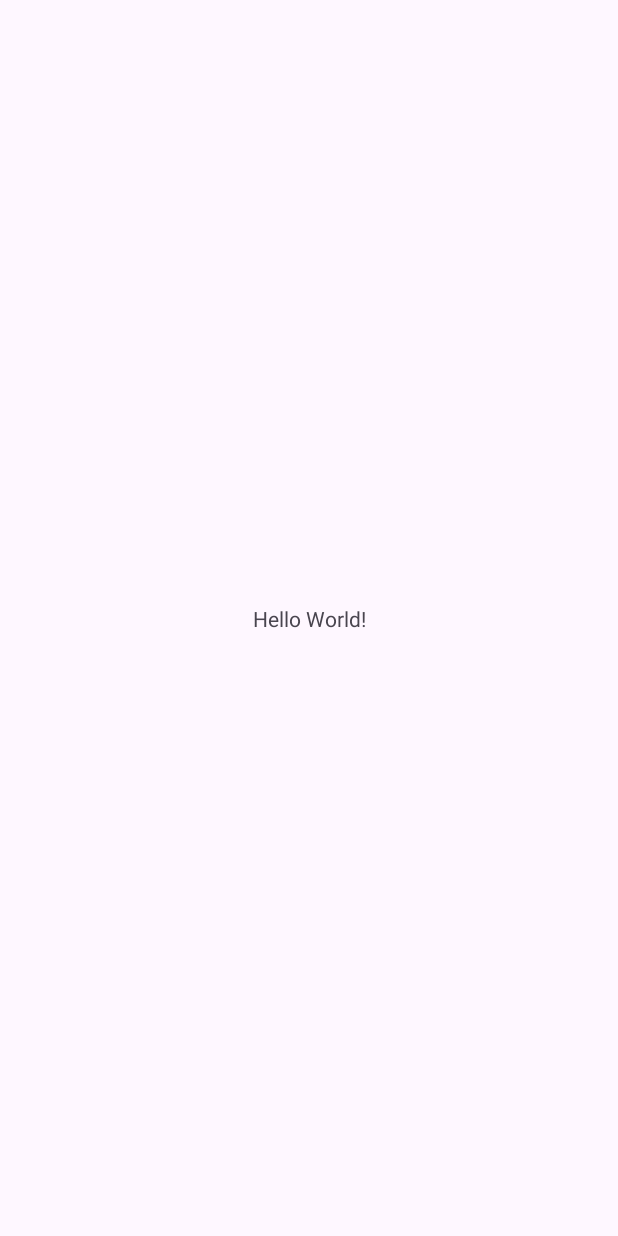
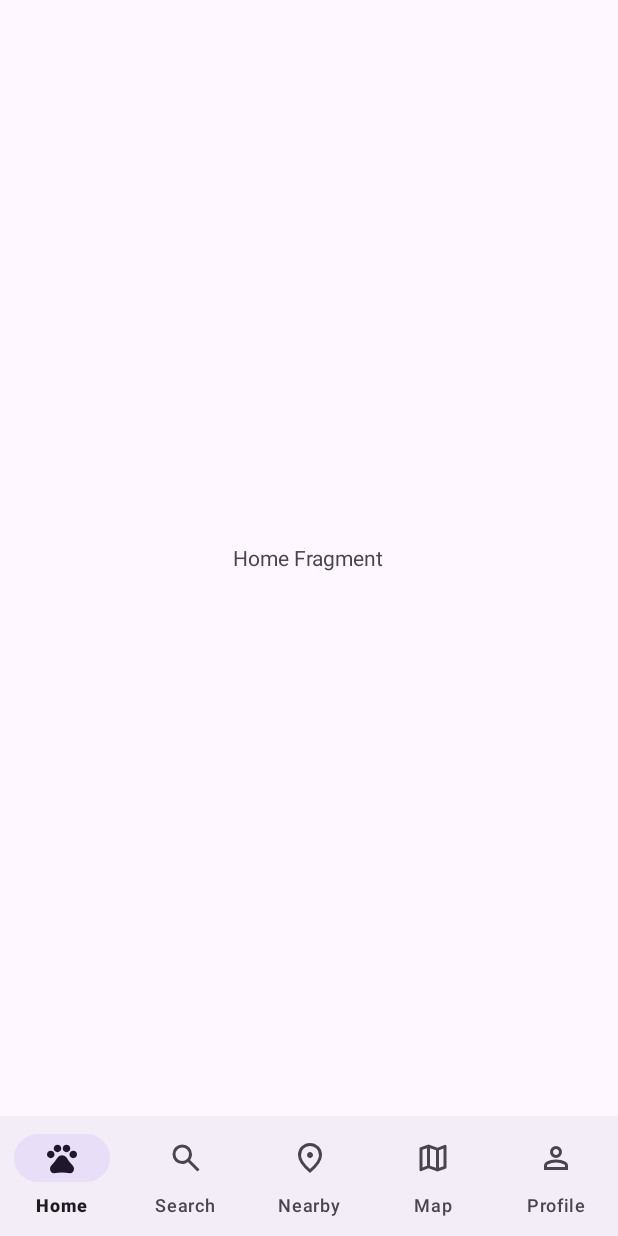
Before and after one commit to petopiaaa/Petopiaaa, an Android app: the screen it shows after launch (MainActivity), on a phone screen of 412 x 824 dp. Before the commit the screen is almost empty. Run offline under Robolectric (Android 15) with nearby library versions, the phone set to English and light mode, and no system bars.

Commit message:
네비게이션바
네비게이션바

```diff
--- a/app/build.gradle.kts
+++ b/app/build.gradle.kts
@@ -45,3 +45,7 @@ dependencies {
     androidTestImplementation("androidx.test.ext:junit:1.2.1")
     androidTestImplementation("androidx.test.espresso:espresso-core:3.6.1")
 }
+
+dependencies {
+    implementation("com.google.android.material:material:1.9.0")
+}
--- a/app/src/main/java/edu/sswu/petopia/MainActivity.kt
+++ b/app/src/main/java/edu/sswu/petopia/MainActivity.kt
@@ -1,11 +1,42 @@
 package edu.sswu.petopia
 
+import android.os.Bundle
 import androidx.appcompat.app.AppCompatActivity
-import android.os.Bundle
+import com.google.android.material.bottomnavigation.BottomNavigationView
+import edu.sswu.petopia.fragment.*
+
 
 class MainActivity : AppCompatActivity() {
+
     override fun onCreate(savedInstanceState: Bundle?) {
         super.onCreate(savedInstanceState)
         setContentView(R.layout.activity_main)
+
+        setupNavigationBar()
+    }
+
+    private fun setupNavigationBar() {
+        val bottomNavigationView = findViewById<BottomNavigationView>(R.id.bottom_navigation)
+
+        supportFragmentManager.beginTransaction()
+            .replace(R.id.fragment_container, HomeFragment())
+            .commit()
+
+        bottomNavigationView.setOnItemSelectedListener { item ->
+            val selectedFragment = when (item.itemId) {
+                R.id.menu_home -> HomeFragment()
+                R.id.menu_search -> SearchFragment()
+                R.id.menu_nearby -> NearbyFragment()
+                R.id.menu_map -> MapFragment()
+                R.id.menu_profile -> ProfileFragment()
+                else -> HomeFragment()
+            }
+
+            supportFragmentManager.beginTransaction()
+                .replace(R.id.fragment_container, selectedFragment)
+                .commit()
+
+            true
+        }
     }
 }
--- /dev/null
+++ b/app/src/main/java/edu/sswu/petopia/fragment/HomeFragment.kt
@@ -0,0 +1,18 @@
+package edu.sswu.petopia.fragment
+
+import android.os.Bundle
+import androidx.fragment.app.Fragment
+import android.view.LayoutInflater
+import android.view.View
+import android.view.ViewGroup
+import edu.sswu.petopia.R
+
+class HomeFragment : Fragment() {
+    override fun onCreateView(
+        inflater: LayoutInflater, container: ViewGroup?,
+        savedInstanceState: Bundle?
+    ): View? {
+        // fragment_home.xml 레이아웃과 연결
+        return inflater.inflate(R.layout.fragment_home, container, false)
+    }
+}
--- /dev/null
+++ b/app/src/main/res/drawable/ic_home.xml
@@ -0,0 +1,9 @@
+<vector xmlns:android="http://schemas.android.com/apk/res/android"
+    android:width="24dp"
+    android:height="24dp"
+    android:viewportWidth="960"
+    android:viewportHeight="960">
+  <path
+      android:pathData="M180,485q-42,0 -71,-29t-29,-71q0,-42 29,-71t71,-29q42,0 71,29t29,71q0,42 -29,71t-71,29ZM360,325q-42,0 -71,-29t-29,-71q0,-42 29,-71t71,-29q42,0 71,29t29,71q0,42 -29,71t-71,29ZM600,325q-42,0 -71,-29t-29,-71q0,-42 29,-71t71,-29q42,0 71,29t29,71q0,42 -29,71t-71,29ZM780,485q-42,0 -71,-29t-29,-71q0,-42 29,-71t71,-29q42,0 71,29t29,71q0,42 -29,71t-71,29ZM266,885q-45,0 -75.5,-34.5T160,769q0,-52 35.5,-91t70.5,-77q29,-31 50,-67.5t50,-68.5q22,-26 51,-43t63,-17q34,0 63,16t51,42q28,32 49.5,69t50.5,69q35,38 70.5,77t35.5,91q0,47 -30.5,81.5T694,885q-54,0 -107,-9t-107,-9q-54,0 -107,9t-107,9Z"
+      android:fillColor="#434343"/>
+</vector>
--- /dev/null
+++ b/app/src/main/res/drawable/ic_map.xml
@@ -0,0 +1,9 @@
+<vector xmlns:android="http://schemas.android.com/apk/res/android"
+    android:width="24dp"
+    android:height="24dp"
+    android:viewportWidth="960"
+    android:viewportHeight="960">
+  <path
+      android:pathData="m600,840 l-240,-84 -186,72q-20,8 -37,-4.5T120,790v-560q0,-13 7.5,-23t20.5,-15l212,-72 240,84 186,-72q20,-8 37,4.5t17,33.5v560q0,13 -7.5,23T812,768l-212,72ZM560,742v-468l-160,-56v468l160,56ZM640,742 L760,702v-474l-120,46v468ZM200,732 L320,686v-468l-120,40v474ZM640,274v468,-468ZM320,218v468,-468Z"
+      android:fillColor="#434343"/>
+</vector>
--- /dev/null
+++ b/app/src/main/res/drawable/ic_nearby.xml
@@ -0,0 +1,9 @@
+<vector xmlns:android="http://schemas.android.com/apk/res/android"
+    android:width="24dp"
+    android:height="24dp"
+    android:viewportWidth="960"
+    android:viewportHeight="960">
+  <path
+      android:pathData="M480,480q33,0 56.5,-23.5T560,400q0,-33 -23.5,-56.5T480,320q-33,0 -56.5,23.5T400,400q0,33 23.5,56.5T480,480ZM480,774q122,-112 181,-203.5T720,408q0,-109 -69.5,-178.5T480,160q-101,0 -170.5,69.5T240,408q0,71 59,162.5T480,774ZM480,880Q319,743 239.5,625.5T160,408q0,-150 96.5,-239T480,80q127,0 223.5,89T800,408q0,100 -79.5,217.5T480,880ZM480,400Z"
+      android:fillColor="#434343"/>
+</vector>
--- /dev/null
+++ b/app/src/main/res/drawable/ic_profile.xml
@@ -0,0 +1,9 @@
+<vector xmlns:android="http://schemas.android.com/apk/res/android"
+    android:width="24dp"
+    android:height="24dp"
+    android:viewportWidth="960"
+    android:viewportHeight="960">
+  <path
+      android:pathData="M480,480q-66,0 -113,-47t-47,-113q0,-66 47,-113t113,-47q66,0 113,47t47,113q0,66 -47,113t-113,47ZM160,800v-112q0,-34 17.5,-62.5T224,582q62,-31 126,-46.5T480,520q66,0 130,15.5T736,582q29,15 46.5,43.5T800,688v112L160,800ZM240,720h480v-32q0,-11 -5.5,-20T700,654q-54,-27 -109,-40.5T480,600q-56,0 -111,13.5T260,654q-9,5 -14.5,14t-5.5,20v32ZM480,400q33,0 56.5,-23.5T560,320q0,-33 -23.5,-56.5T480,240q-33,0 -56.5,23.5T400,320q0,33 23.5,56.5T480,400ZM480,320ZM480,720Z"
+      android:fillColor="#434343"/>
+</vector>
--- /dev/null
+++ b/app/src/main/res/drawable/ic_search.xml
@@ -0,0 +1,9 @@
+<vector xmlns:android="http://schemas.android.com/apk/res/android"
+    android:width="24dp"
+    android:height="24dp"
+    android:viewportWidth="960"
+    android:viewportHeight="960">
+  <path
+      android:pathData="M784,840 L532,588q-30,24 -69,38t-83,14q-109,0 -184.5,-75.5T120,380q0,-109 75.5,-184.5T380,120q109,0 184.5,75.5T640,380q0,44 -14,83t-38,69l252,252 -56,56ZM380,560q75,0 127.5,-52.5T560,380q0,-75 -52.5,-127.5T380,200q-75,0 -127.5,52.5T200,380q0,75 52.5,127.5T380,560Z"
+      android:fillColor="#434343"/>
+</vector>
--- a/app/src/main/res/layout/activity_main.xml
+++ b/app/src/main/res/layout/activity_main.xml
@@ -1,18 +1,23 @@
 <?xml version="1.0" encoding="utf-8"?>
-<androidx.constraintlayout.widget.ConstraintLayout xmlns:android="http://schemas.android.com/apk/res/android"
+<RelativeLayout xmlns:android="http://schemas.android.com/apk/res/android"
     xmlns:app="http://schemas.android.com/apk/res-auto"
-    xmlns:tools="http://schemas.android.com/tools"
     android:layout_width="match_parent"
-    android:layout_height="match_parent"
-    tools:context=".MainActivity">
+    android:layout_height="match_parent">
 
-    <TextView
-        android:layout_width="wrap_content"
+    <!-- 프래그먼트 영역 -->
+    <FrameLayout
+        android:id="@+id/fragment_container"
+        android:layout_width="match_parent"
+        android:layout_height="match_parent"
+        android:layout_above="@id/bottom_navigation" />
+
+    <!-- 하단 네비게이션 바 -->
+    <com.google.android.material.bottomnavigation.BottomNavigationView
+        android:id="@+id/bottom_navigation"
+        android:layout_width="match_parent"
         android:layout_height="wrap_content"
-        android:text="Hello World!"
-        app:layout_constraintBottom_toBottomOf="parent"
-        app:layout_constraintEnd_toEndOf="parent"
-        app:layout_constraintStart_toStartOf="parent"
-        app:layout_constraintTop_toTopOf="parent" />
+        android:layout_alignParentBottom="true"
+        app:menu="@menu/bottom_nav_menu"
+        app:labelVisibilityMode="labeled" />
 
-</androidx.constraintlayout.widget.ConstraintLayout>
+</RelativeLayout>
--- /dev/null
+++ b/app/src/main/res/layout/fragment_home.xml
@@ -0,0 +1,11 @@
+<?xml version="1.0" encoding="utf-8"?>
+<FrameLayout xmlns:android="http://schemas.android.com/apk/res/android"
+    android:layout_width="match_parent"
+    android:layout_height="match_parent">
+
+    <TextView
+        android:layout_width="wrap_content"
+        android:layout_height="wrap_content"
+        android:text="Home Fragment"
+        android:layout_gravity="center" />
+</FrameLayout>
--- /dev/null
+++ b/app/src/main/res/menu/bottom_nav_menu.xml
@@ -0,0 +1,28 @@
+<menu xmlns:android="http://schemas.android.com/apk/res/android">
+
+    <item
+        android:id="@+id/menu_home"
+        android:icon="@drawable/ic_home"
+        android:title="@string/menu_home" />
+
+    <item
+        android:id="@+id/menu_search"
+        android:icon="@drawable/ic_search"
+        android:title="@string/menu_search" />
+
+    <item
+        android:id="@+id/menu_nearby"
+        android:icon="@drawable/ic_nearby"
+        android:title="@string/menu_nearby" />
+
+    <item
+        android:id="@+id/menu_map"
+        android:icon="@drawable/ic_map"
+        android:title="@string/menu_map" />
+
+    <item
+        android:id="@+id/menu_profile"
+        android:icon="@drawable/ic_profile"
+        android:title="@string/menu_profile" />
+
+</menu>
--- a/app/src/main/res/values/strings.xml
+++ b/app/src/main/res/values/strings.xml
@@ -1,3 +1,8 @@
 <resources>
     <string name="app_name">Petopia</string>
+    <string name="menu_home">Home</string>
+    <string name="menu_search">Search</string>
+    <string name="menu_nearby">Nearby</string>
+    <string name="menu_map">Map</string>
+    <string name="menu_profile">Profile</string>
 </resources>
```
Also changed, not shown: app/src/main/java/edu/sswu/petopia/fragment/MapFragment.kt (added, +17 -0 lines), app/src/main/java/edu/sswu/petopia/fragment/NearbyFragment.kt (added, +17 -0 lines), app/src/main/java/edu/sswu/petopia/fragment/ProfileFragment.kt (added, +17 -0 lines), app/src/main/java/edu/sswu/petopia/fragment/SearchFragment.kt (added, +17 -0 lines), app/src/main/res/layout/fragment_map.xml (added, +11 -0 lines), app/src/main/res/layout/fragment_nearby.xml (added, +11 -0 lines), app/src/main/res/layout/fragment_profile.xml (added, +11 -0 lines), app/src/main/res/layout/fragment_search.xml (added, +11 -0 lines).
